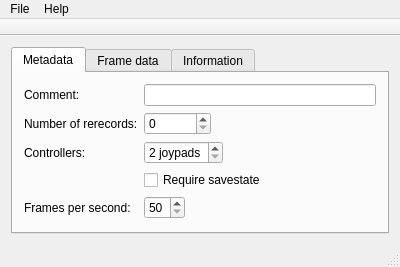
Old version of the form ui/app.ui in the repository WST/gmvprop.
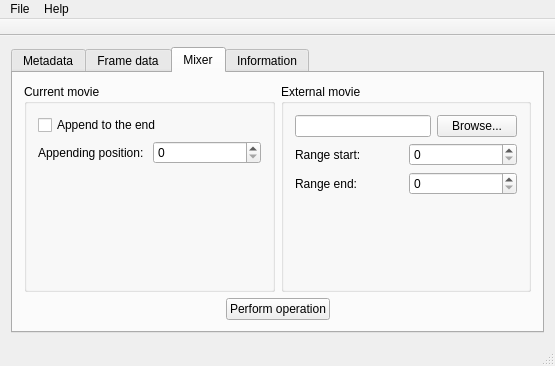
New version of the form. The open tabs and pages were chosen to show the change. Icons and pictures are not drawn.

Commit message: Preparing for implementing input mixer; adding an about window

```diff
--- a/ui/app.ui
+++ b/ui/app.ui
@@ -6,8 +6,8 @@
    <rect>
     <x>0</x>
     <y>0</y>
-    <width>400</width>
-    <height>263</height>
+    <width>555</width>
+    <height>366</height>
    </rect>
   </property>
   <property name="windowTitle">
@@ -62,7 +62,7 @@
           <item row="1" column="1">
            <widget class="QSpinBox" name="rerecords">
             <property name="sizePolicy">
-             <sizepolicy hsizetype="Maximum" vsizetype="Fixed">
+             <sizepolicy hsizetype="Expanding" vsizetype="Fixed">
               <horstretch>0</horstretch>
               <verstretch>0</verstretch>
              </sizepolicy>
@@ -78,7 +78,7 @@
           <item row="2" column="1">
            <widget class="QSpinBox" name="tracks">
             <property name="sizePolicy">
-             <sizepolicy hsizetype="Maximum" vsizetype="Fixed">
+             <sizepolicy hsizetype="Expanding" vsizetype="Fixed">
               <horstretch>0</horstretch>
               <verstretch>0</verstretch>
              </sizepolicy>
@@ -161,6 +161,179 @@
         </item>
        </layout>
       </widget>
+      <widget class="QWidget" name="tab_4">
+       <attribute name="title">
+        <string>Mixer</string>
+       </attribute>
+       <layout class="QVBoxLayout" name="verticalLayout_7">
+        <item>
+         <layout class="QHBoxLayout" name="horizontalLayout">
+          <item>
+           <widget class="QGroupBox" name="groupBox">
+            <property name="title">
+             <string>Current movie</string>
+            </property>
+            <layout class="QVBoxLayout" name="verticalLayout_5">
+             <item>
+              <layout class="QGridLayout" name="gridLayout_2">
+               <item row="0" column="0" colspan="2">
+                <widget class="QCheckBox" name="append_to_the_end">
+                 <property name="text">
+                  <string>Append to the end</string>
+                 </property>
+                </widget>
+               </item>
+               <item row="1" column="0">
+                <widget class="QLabel" name="label_7">
+                 <property name="text">
+                  <string>Appending position:</string>
+                 </property>
+                </widget>
+               </item>
+               <item row="1" column="1">
+                <widget class="QSpinBox" name="append_position"/>
+               </item>
+              </layout>
+             </item>
+             <item>
+              <spacer name="verticalSpacer_2">
+               <property name="orientation">
+                <enum>Qt::Vertical</enum>
+               </property>
+               <property name="sizeHint" stdset="0">
+                <size>
+                 <width>20</width>
+                 <height>40</height>
+                </size>
+               </property>
+              </spacer>
+             </item>
+            </layout>
+           </widget>
+          </item>
+          <item>
+           <widget class="QGroupBox" name="groupBox_2">
+            <property name="title">
+             <string>External movie</string>
+            </property>
+            <layout class="QVBoxLayout" name="verticalLayout_6">
+             <item>
+              <layout class="QGridLayout" name="gridLayout_3">
+               <item row="0" column="0" colspan="2">
+                <layout class="QHBoxLayout" name="horizontalLayout_3">
+                 <item>
+                  <widget class="QLineEdit" name="external">
+                   <property name="readOnly">
+                    <bool>true</bool>
+                   </property>
+                  </widget>
+                 </item>
+                 <item>
+                  <widget class="QPushButton" name="pushButton_2">
+                   <property name="text">
+                    <string>Browse...</string>
+                   </property>
+                  </widget>
+                 </item>
+                </layout>
+               </item>
+               <item row="1" column="0">
+                <widget class="QLabel" name="label_9">
+                 <property name="text">
+                  <string>Range start:</string>
+                 </property>
+                </widget>
+               </item>
+               <item row="1" column="1">
+                <widget class="QSpinBox" name="range_from"/>
+               </item>
+               <item row="2" column="0">
+                <widget class="QLabel" name="label_10">
+                 <property name="text">
+                  <string>Range end:</string>
+                 </property>
+                </widget>
+               </item>
+               <item row="2" column="1">
+                <widget class="QSpinBox" name="range_to"/>
+               </item>
+              </layout>
+             </item>
+             <item>
+              <spacer name="verticalSpacer_3">
+               <property name="orientation">
+                <enum>Qt::Vertical</enum>
+               </property>
+               <property name="sizeHint" stdset="0">
+                <size>
+                 <width>20</width>
+                 <height>40</height>
+                </size>
+               </property>
+              </spacer>
+             </item>
+            </layout>
+           </widget>
+          </item>
+         </layout>
+        </item>
+        <item>
+         <layout class="QHBoxLayout" name="horizontalLayout_2">
+          <item>
+           <spacer name="horizontalSpacer">
+            <property name="orientation">
+             <enum>Qt::Horizontal</enum>
+            </property>
+            <property name="sizeHint" stdset="0">
+             <size>
+              <width>40</width>
+              <height>20</height>
+             </size>
+            </property>
+           </spacer>
+          </item>
+          <item>
+           <widget class="QPushButton" name="pushButton">
+            <property name="sizePolicy">
+             <sizepolicy hsizetype="Maximum" vsizetype="Fixed">
+              <horstretch>0</horstretch>
+              <verstretch>0</verstretch>
+             </sizepolicy>
+            </property>
+            <property name="text">
+             <string>Perform operation</string>
+            </property>
+            <property name="checkable">
+             <bool>false</bool>
+            </property>
+            <property name="autoDefault">
+             <bool>false</bool>
+            </property>
+            <property name="default">
+             <bool>false</bool>
+            </property>
+            <property name="flat">
+             <bool>false</bool>
+            </property>
+           </widget>
+          </item>
+          <item>
+           <spacer name="horizontalSpacer_2">
+            <property name="orientation">
+             <enum>Qt::Horizontal</enum>
+            </property>
+            <property name="sizeHint" stdset="0">
+             <size>
+              <width>40</width>
+              <height>20</height>
+             </size>
+            </property>
+           </spacer>
+          </item>
+         </layout>
+        </item>
+       </layout>
+      </widget>
       <widget class="QWidget" name="tab_3">
        <attribute name="title">
         <string>Information</string>
@@ -184,7 +357,7 @@
     <rect>
      <x>0</x>
      <y>0</y>
-     <width>400</width>
+     <width>555</width>
      <height>18</height>
     </rect>
    </property>
```
The commit also changes 9 other files.
